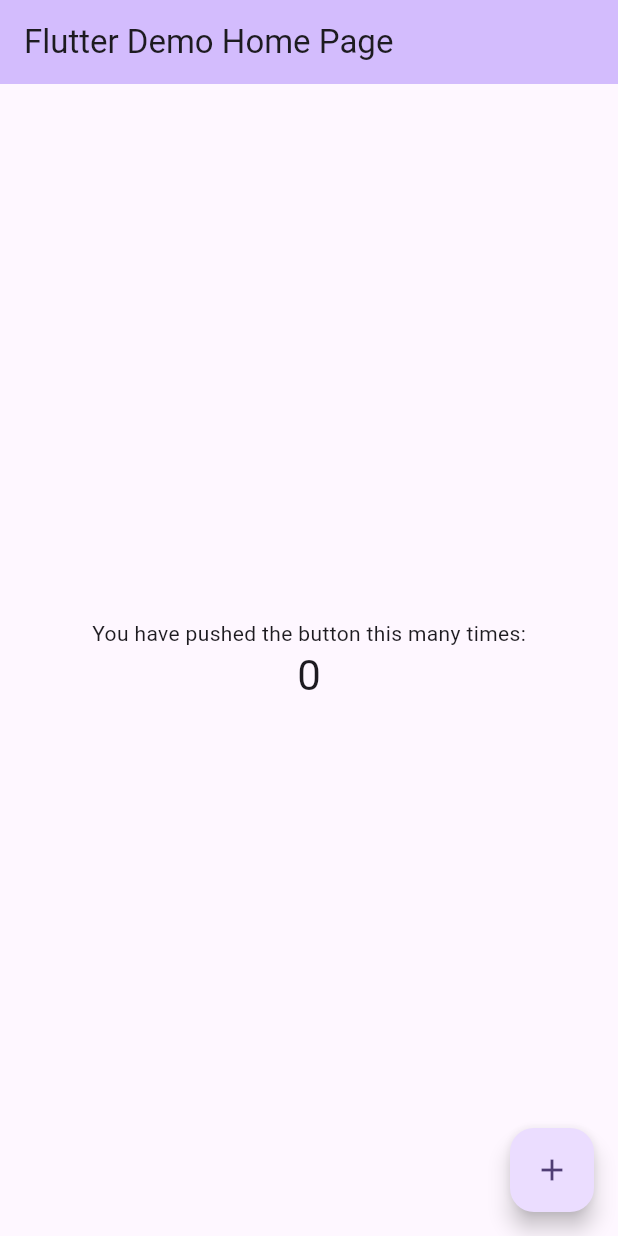
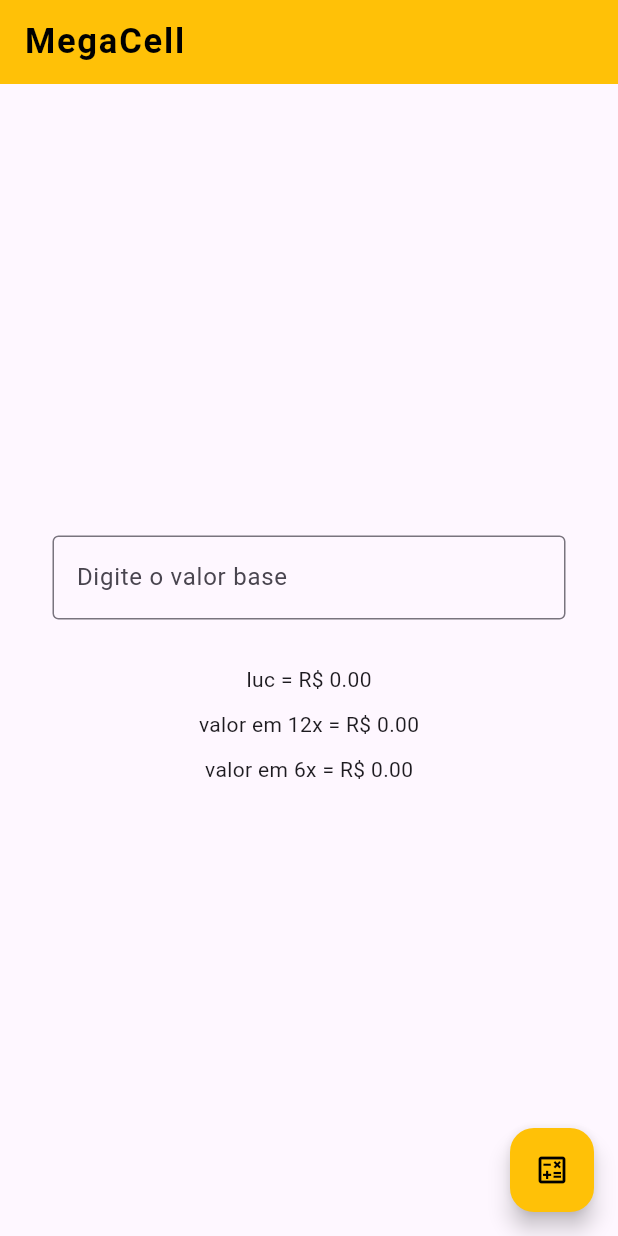
Before and after one commit to SonPatrick/MegaCell, a Flutter app: the screen it shows after launch, on a phone screen of 412 x 824 dp. Run offline on Flutter 3.47's test engine with Material 3 defaults, Android fonts, the light colour scheme and no system bars.

Commit message:
FEAT
Adicionado caluladora e telas de exibicao

```diff
--- /dev/null
+++ b/lib/controllers/calculadora_controller.dart
@@ -0,0 +1,19 @@
+class CalculadoraController {
+  double calcularLucratividade({required double valor}) {
+    if (valor > 0 && valor < 100) return valor + 100;
+    if (valor > 99 && valor < 200) return valor + (valor * 1.2);
+    if (valor > 199 && valor < 500) return valor + (valor * 0.7);
+    if (valor > 499 && valor < 800) return valor + (valor * 0.6);
+    if (valor > 799 && valor < 1600) return valor + (valor * 0.5);
+    if (valor > 1599) return valor + (valor * 0.4);
+    return 0.0;
+  }
+
+  double calcularParcelamento6x({required double lucratividade}) {
+    return lucratividade / 0.91;
+  }
+
+  double calcularParcelamento12x({required double lucratividade}) {
+    return lucratividade / 0.87;
+  }
+}
--- a/lib/main.dart
+++ b/lib/main.dart
@@ -1,122 +1,12 @@
 import 'package:flutter/material.dart';
+import 'package:megacell/views/home_page.dart';
 
 void main() {
-  runApp(const MyApp());
+  runApp(
+    const MaterialApp(
+      home: HomePage(),
+      debugShowCheckedModeBanner: false,
+      title: "MegaCell",
+    ),
+  );
 }
-
-class MyApp extends StatelessWidget {
-  const MyApp({super.key});
-
-  // This widget is the root of your application.
-  @override
-  Widget build(BuildContext context) {
-    return MaterialApp(
-      title: 'Flutter Demo',
-      theme: ThemeData(
-        // This is the theme of your application.
-        //
-        // TRY THIS: Try running your application with "flutter run". You'll see
-        // the application has a purple toolbar. Then, without quitting the app,
-        // try changing the seedColor in the colorScheme below to Colors.green
-        // and then invoke "hot reload" (save your changes or press the "hot
-        // reload" button in a Flutter-supported IDE, or press "r" if you used
-        // the command line to start the app).
-        //
-        // Notice that the counter didn't reset back to zero; the application
-        // state is not lost during the reload. To reset the state, use hot
-        // restart instead.
-        //
-        // This works for code too, not just values: Most code changes can be
-        // tested with just a hot reload.
-        colorScheme: .fromSeed(seedColor: Colors.deepPurple),
-      ),
-      home: const MyHomePage(title: 'Flutter Demo Home Page'),
-    );
-  }
-}
-
-class MyHomePage extends StatefulWidget {
-  const MyHomePage({super.key, required this.title});
-
-  // This widget is the home page of your application. It is stateful, meaning
-  // that it has a State object (defined below) that contains fields that affect
-  // how it looks.
-
-  // This class is the configuration for the state. It holds the values (in this
-  // case the title) provided by the parent (in this case the App widget) and
-  // used by the build method of the State. Fields in a Widget subclass are
-  // always marked "final".
-
-  final String title;
-
-  @override
-  State<MyHomePage> createState() => _MyHomePageState();
-}
-
-class _MyHomePageState extends State<MyHomePage> {
-  int _counter = 0;
-
-  void _incrementCounter() {
-    setState(() {
-      // This call to setState tells the Flutter framework that something has
-      // changed in this State, which causes it to rerun the build method below
-      // so that the display can reflect the updated values. If we changed
-      // _counter without calling setState(), then the build method would not be
-      // called again, and so nothing would appear to happen.
-      _counter++;
-    });
-  }
-
-  @override
-  Widget build(BuildContext context) {
-    // This method is rerun every time setState is called, for instance as done
-    // by the _incrementCounter method above.
-    //
-    // The Flutter framework has been optimized to make rerunning build methods
-    // fast, so that you can just rebuild anything that needs updating rather
-    // than having to individually change instances of widgets.
-    return Scaffold(
-      appBar: AppBar(
-        // TRY THIS: Try changing the color here to a specific color (to
-        // Colors.amber, perhaps?) and trigger a hot reload to see the AppBar
-        // change color while the other colors stay the same.
-        backgroundColor: Theme.of(context).colorScheme.inversePrimary,
-        // Here we take the value from the MyHomePage object that was created by
-        // the App.build method, and use it to set our appbar title.
-        title: Text(widget.title),
-      ),
-      body: Center(
-        // Center is a layout widget. It takes a single child and positions it
-        // in the middle of the parent.
-        child: Column(
-          // Column is also a layout widget. It takes a list of children and
-          // arranges them vertically. By default, it sizes itself to fit its
-          // children horizontally, and tries to be as tall as its parent.
-          //
-          // Column has various properties to control how it sizes itself and
-          // how it positions its children. Here we use mainAxisAlignment to
-          // center the children vertically; the main axis here is the vertical
-          // axis because Columns are vertical (the cross axis would be
-          // horizontal).
-          //
-          // TRY THIS: Invoke "debug painting" (choose the "Toggle Debug Paint"
-          // action in the IDE, or press "p" in the console), to see the
-          // wireframe for each widget.
-          mainAxisAlignment: .center,
-          children: [
-            const Text('You have pushed the button this many times:'),
-            Text(
-              '$_counter',
-              style: Theme.of(context).textTheme.headlineMedium,
-            ),
-          ],
-        ),
-      ),
-      floatingActionButton: FloatingActionButton(
-        onPressed: _incrementCounter,
-        tooltip: 'Increment',
-        child: const Icon(Icons.add),
-      ),
-    );
-  }
-}
--- /dev/null
+++ b/lib/views/home_page.dart
@@ -0,0 +1,124 @@
+import 'dart:developer';
+
+import 'package:flutter/material.dart';
+import 'package:megacell/controllers/calculadora_controller.dart';
+import 'package:megacell/views/client_view.dart';
+
+class HomePage extends StatefulWidget {
+  const HomePage({super.key});
+
+  @override
+  State<HomePage> createState() => _HomePageState();
+}
+
+class _HomePageState extends State<HomePage> {
+  final TextEditingController tec = TextEditingController();
+  final CalculadoraController _calc = CalculadoraController();
+
+  double luc = 0.0;
+  double parcelamentoX6 = 0.0;
+  double parcelamentoX12 = 0.0;
+
+  void _calcular() {
+    double? valorConvertido = double.tryParse(tec.text);
+
+    if (valorConvertido != null) {
+      double resultadoLuc = _calc.calcularLucratividade(valor: valorConvertido);
+
+      setState(() {
+        luc = resultadoLuc; // Atualiza a variável luc da classe
+        parcelamentoX6 = _calc.calcularParcelamento6x(lucratividade: luc);
+        parcelamentoX12 = _calc.calcularParcelamento12x(lucratividade: luc);
+      });
+    } else {
+      luc = 0.0;
+      log("Por favor, insira um número válido");
+    }
+  }
+
+  void _exibir() {
+    Navigator.push(
+      context,
+      MaterialPageRoute(
+        builder: (context) => ClientView(
+          precoFinal: luc,
+          parcX6: parcelamentoX6,
+          parcX12: parcelamentoX12,
+        ),
+      ),
+    );
+  }
+
+  @override
+  void initState() {
+    tec.addListener(_calcular);
+    super.initState();
+  }
+
+  @override
+  void dispose() {
+    tec.removeListener(_calcular);
+    tec.dispose();
+
+    super.dispose();
+  }
+
+  @override
+  Widget build(BuildContext context) {
+    return SafeArea(
+      child: Scaffold(
+        appBar: AppBar(
+          title: Text(
+            "MegaCell",
+            style: TextStyle(
+              color: Colors.black,
+              letterSpacing: 1.2,
+              fontSize: 23,
+              fontWeight: FontWeight.bold,
+            ),
+          ),
+          backgroundColor: Colors.amber,
+        ),
+        body: Center(
+          child: SingleChildScrollView(
+            scrollDirection: Axis.vertical,
+            padding: EdgeInsets.symmetric(horizontal: 35.0),
+            child: Column(
+              crossAxisAlignment: CrossAxisAlignment.center,
+              mainAxisAlignment: MainAxisAlignment.center,
+              spacing: 10,
+
+              children: [
+                TextFormField(
+                  controller: tec, // <--- Faltou adicionar isso
+                  textInputAction: TextInputAction.done,
+                  keyboardType: const TextInputType.numberWithOptions(
+                    decimal: true,
+                  ),
+                  decoration: const InputDecoration(
+                    labelText: 'Digite o valor base',
+                    border: OutlineInputBorder(),
+                  ),
+                ),
+                SizedBox(height: 10.0),
+
+                Text("luc = R\$ ${luc.toStringAsFixed(2)}"),
+                Text(
+                  "valor em 12x = R\$ ${parcelamentoX12.toStringAsFixed(2)}",
+                ),
+                Text("valor em 6x = R\$ ${parcelamentoX6.toStringAsFixed(2)}"),
+              ],
+            ),
+          ),
+        ),
+        floatingActionButton: FloatingActionButton(
+          tooltip: "Toque aqui para abrir a janela para o cliente",
+          onPressed: _exibir,
+          backgroundColor: Colors.amber,
+          foregroundColor: Colors.black,
+          child: Icon(Icons.calculate_outlined),
+        ),
+      ),
+    );
+  }
+}
```
Also changed, not shown: lib/views/client_view.dart (added, +57 -0 lines), lib/widgets/custom_titles.dart (added, +41 -0 lines), 2 other files.
